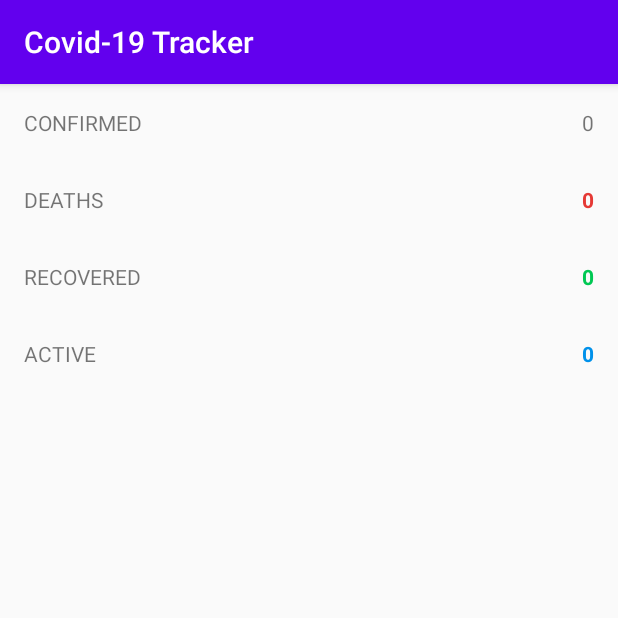
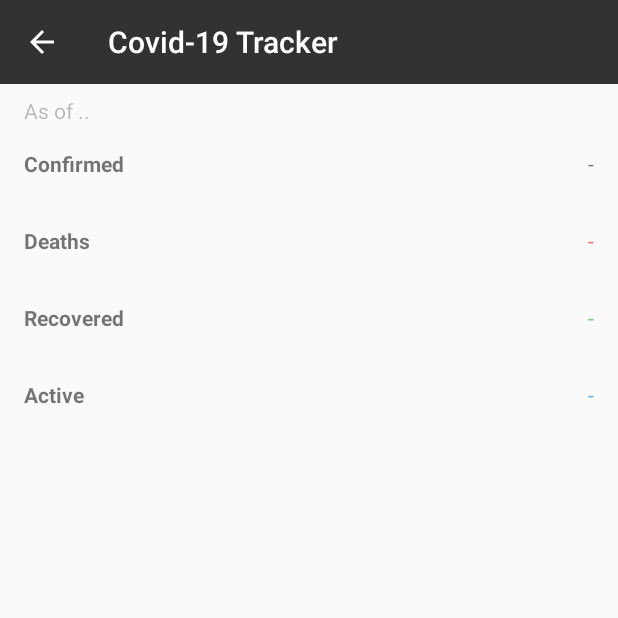
Before and after one commit to jeffarce1991/covid-tracker, an Android app: the CountryDetailActivity screen opened directly, with no data from a screen before it, on a phone screen of 412 x 824 dp, the top half of it. Run offline under Robolectric (Android 15) with nearby library versions, the phone set to English and light mode, and no system bars; our stand-ins replace Dagger/Hilt's generated code, data binding; libraries missing offline, so code that uses them is left out: com.hannesdorfmann.mosby; 2 statements that could not run were skipped.

Commit message:
Added getStartIntent function in CountryDetailActivity. Added setCases function in CountryDetailView. Added DateExtension class.

```diff
--- a/app/src/main/AndroidManifest.xml
+++ b/app/src/main/AndroidManifest.xml
@@ -13,10 +13,9 @@
         android:roundIcon="@mipmap/ic_launcher_round"
         android:supportsRtl="true"
         android:theme="@style/AppTheme">
-        <activity android:name=".main.detail.view.CountryDetailActivity"></activity>
+        <activity android:name=".main.detail.view.CountryDetailActivity" />
         <activity
-            android:name=".main.list.view.MainActivity"
-            android:screenOrientation="fullSensor">
+            android:name=".main.list.view.MainActivity">
             <intent-filter>
                 <action android:name="android.intent.action.MAIN" />
 
--- a/app/src/main/java/com/jeff/covidtracker/main/detail/presenter/CountryDetailPresenter.kt
+++ b/app/src/main/java/com/jeff/covidtracker/main/detail/presenter/CountryDetailPresenter.kt
@@ -7,4 +7,5 @@ import io.reactivex.Single
 
 interface CountryDetailPresenter : MvpPresenter<CountryDetailView>{
     fun loadLatestCases(slug: String)
+    fun loadAllCases(slug: String)
 }
--- a/app/src/main/java/com/jeff/covidtracker/main/detail/view/CountryDetailView.kt
+++ b/app/src/main/java/com/jeff/covidtracker/main/detail/view/CountryDetailView.kt
@@ -5,7 +5,7 @@ import com.jeff.covidtracker.database.local.Cases
 
 interface CountryDetailView: MvpView {
 
-    fun setCases(cases: Cases)
+    fun setCases(cases: List<Cases>)
     fun showProgress()
     fun hideProgress()
 }
--- a/app/src/main/res/layout/activity_country_detail.xml
+++ b/app/src/main/res/layout/activity_country_detail.xml
@@ -12,7 +12,8 @@
         android:layout_height="match_parent"
         tools:context=".main.detail.view.CountryDetailActivity">
 
-        <!--<androidx.appcompat.widget.Toolbar
+
+        <androidx.appcompat.widget.Toolbar
             android:id="@+id/country_detail_toolbar"
             android:layout_width="match_parent"
             android:layout_height="wrap_content"
@@ -21,14 +22,35 @@
             app:layout_constraintLeft_toLeftOf="parent"
             app:layout_constraintRight_toRightOf="parent"
             app:layout_constraintTop_toTopOf="parent"
-            app:titleTextColor="@color/white"/>-->
+            app:navigationIcon="@drawable/ic_arrow_back_white_24dp"/>
 
+
+        <androidx.constraintlayout.widget.ConstraintLayout
+            android:id="@+id/country_date_layout"
+            android:layout_width="match_parent"
+            android:layout_height="wrap_content"
+            app:layout_constraintTop_toBottomOf="@id/country_detail_toolbar"
+            app:layout_constraintLeft_toRightOf="parent">
+
+            <TextView
+                android:id="@+id/country_date"
+                android:layout_width="wrap_content"
+                android:layout_height="wrap_content"
+                android:paddingTop="@dimen/screen_margin_xs"
+                android:paddingStart="@dimen/screen_margin"
+                android:paddingEnd="@dimen/screen_margin"
+                android:alpha=".5"
+                android:text="As of .."
+                app:layout_constraintLeft_toLeftOf="parent"
+                app:layout_constraintTop_toTopOf="parent"/>
+
+        </androidx.constraintlayout.widget.ConstraintLayout>
 
         <androidx.constraintlayout.widget.ConstraintLayout
             android:id="@+id/country_confirmed_layout"
             android:layout_width="match_parent"
             android:layout_height="wrap_content"
-            app:layout_constraintTop_toTopOf="parent"
+            app:layout_constraintTop_toBottomOf="@id/country_date_layout"
             app:layout_constraintLeft_toRightOf="parent">
 
             <TextView
@@ -36,16 +58,25 @@
                 android:layout_width="wrap_content"
                 android:layout_height="wrap_content"
                 android:padding="@dimen/screen_margin"
-                android:text="CONFIRMED"
+                android:text="Confirmed"
+                android:textStyle="bold"
                 app:layout_constraintLeft_toLeftOf="parent"
                 app:layout_constraintTop_toTopOf="parent" />
 
             <TextView
-                android:id="@+id/country_confirmed_count"
+                android:id="@+id/country_confirmed_today"
                 android:layout_width="wrap_content"
                 android:layout_height="wrap_content"
                 android:padding="@dimen/screen_margin"
-                android:text="0"
+                app:layout_constraintLeft_toRightOf="@id/country_confirmed_label"
+                app:layout_constraintTop_toTopOf="parent" />
+
+            <TextView
+                android:id="@+id/country_confirmed_total"
+                android:layout_width="wrap_content"
+                android:layout_height="wrap_content"
+                android:padding="@dimen/screen_margin"
+                android:text="-"
                 app:layout_constraintRight_toRightOf="parent"
                 app:layout_constraintTop_toTopOf="parent" />
 
@@ -62,18 +93,28 @@
                 android:id="@+id/country_deaths_label"
                 android:layout_width="wrap_content"
                 android:layout_height="wrap_content"
-                android:text="DEATHS"
+                android:text="Deaths"
+                android:textStyle="bold"
                 android:padding="@dimen/screen_margin"
                 app:layout_constraintLeft_toLeftOf="parent"
                 app:layout_constraintTop_toTopOf="parent"/>
 
             <TextView
-                android:id="@+id/country_deaths_count"
+                android:id="@+id/country_deaths_today"
                 android:layout_width="wrap_content"
                 android:layout_height="wrap_content"
                 android:textColor="@color/red"
                 android:textStyle="bold"
-                android:text="0"
+                android:padding="@dimen/screen_margin"
+                app:layout_constraintLeft_toRightOf="@id/country_deaths_label"
+                app:layout_constraintTop_toTopOf="parent"/>
+
+            <TextView
+                android:id="@+id/country_deaths_total"
+                android:layout_width="wrap_content"
+                android:layout_height="wrap_content"
+                android:textColor="@color/red"
+                android:text="-"
                 android:padding="@dimen/screen_margin"
                 app:layout_constraintRight_toRightOf="parent"
                 app:layout_constraintTop_toTopOf="parent"/>
@@ -91,18 +132,27 @@
                 android:id="@+id/country_recovered_label"
                 android:layout_width="wrap_content"
                 android:layout_height="wrap_content"
-                android:text="RECOVERED"
+                android:text="Recovered"
+                android:textStyle="bold"
                 android:padding="@dimen/screen_margin"
                 app:layout_constraintLeft_toLeftOf="parent"
                 app:layout_constraintTop_toTopOf="parent"/>
 
             <TextView
-                android:id="@+id/country_recovered_count"
+                android:id="@+id/country_recovered_today"
                 android:layout_width="wrap_content"
                 android:layout_height="wrap_content"
                 android:textColor="@color/green"
                 android:textStyle="bold"
-                android:text="0"
+                android:padding="@dimen/screen_margin"
+                app:layout_constraintLeft_toRightOf="@id/country_recovered_label"
+                app:layout_constraintTop_toTopOf="parent"/>
+            <TextView
+                android:id="@+id/country_recovered_total"
+                android:layout_width="wrap_content"
+                android:layout_height="wrap_content"
+                android:textColor="@color/green"
+                android:text="-"
                 android:padding="@dimen/screen_margin"
                 app:layout_constraintRight_toRightOf="parent"
                 app:layout_constraintTop_toTopOf="parent"/>
@@ -120,18 +170,27 @@
                 android:id="@+id/country_active_label"
                 android:layout_width="wrap_content"
                 android:layout_height="wrap_content"
-                android:text="ACTIVE"
+                android:text="Active"
+                android:textStyle="bold"
                 android:padding="@dimen/screen_margin"
                 app:layout_constraintLeft_toLeftOf="parent"
                 app:layout_constraintTop_toTopOf="parent"/>
 
             <TextView
-                android:id="@+id/country_active_count"
+                android:id="@+id/country_active_today"
                 android:layout_width="wrap_content"
                 android:layout_height="wrap_content"
                 android:textColor="@color/blue"
                 android:textStyle="bold"
-                android:text="0"
+                android:padding="@dimen/screen_margin"
+                app:layout_constraintLeft_toRightOf="@id/country_active_label"
+                app:layout_constraintTop_toTopOf="parent"/>
+            <TextView
+                android:id="@+id/country_active_total"
+                android:layout_width="wrap_content"
+                android:layout_height="wrap_content"
+                android:textColor="@color/blue"
+                android:text="-"
                 android:padding="@dimen/screen_margin"
                 app:layout_constraintRight_toRightOf="parent"
                 app:layout_constraintTop_toTopOf="parent"/>
--- a/app/src/main/res/values/colors.xml
+++ b/app/src/main/res/values/colors.xml
@@ -1,11 +1,11 @@
 <?xml version="1.0" encoding="utf-8"?>
 <resources>
-    <color name="colorPrimary">#6200EE</color>
-    <color name="colorPrimaryDark">#3700B3</color>
-    <color name="colorAccent">#03DAC5</color>
+    <color name="colorPrimary">#323232</color>
+    <color name="colorPrimaryDark">#222222</color>
+    <color name="colorAccent">#EF5350</color>
     <color name="white">#FFFFFF</color>
     <color name="black">#000000</color>
-    <color name="red">#E53935</color>
-    <color name="green">#00C853</color>
-    <color name="blue">#0091EA</color>
+    <color name="red">#E57373</color>
+    <color name="green">#81C784</color>
+    <color name="blue">#64B5F6</color>
 </resources>
--- a/app/src/main/res/values/styles.xml
+++ b/app/src/main/res/values/styles.xml
@@ -6,6 +6,12 @@
         <item name="colorPrimary">@color/colorPrimary</item>
         <item name="colorPrimaryDark">@color/colorPrimaryDark</item>
         <item name="colorAccent">@color/colorAccent</item>
+
+        <item name="windowActionBar">false</item>
+        <item name="windowActionBarOverlay">false</item>
+        <item name="windowActionModeOverlay">true</item>
+        <item name="windowNoTitle">true</item>
+
     </style>
 
 
@@ -14,7 +20,6 @@
         <item name="android:actionMenuTextColor">@color/white</item>
         <item name="android:background">@color/colorPrimary</item>
         <item name="titleTextColor">@color/white</item>
-        <item name="navigationIcon">@drawable/ic_arrow_back_white_24dp</item>
     </style>
 
 </resources>
```
Also changed, not shown: app/src/main/java/com/jeff/covidtracker/adapter/CountryListAdapter.kt (+9 -8 lines), app/src/main/java/com/jeff/covidtracker/main/detail/presenter/DefaultCountryDetailPresenter.kt (+23 -0 lines), app/src/main/java/com/jeff/covidtracker/main/detail/view/CountryDetailActivity.kt (+32 -10 lines), app/src/main/java/com/jeff/covidtracker/main/list/view/MainActivity.kt (+8 -1 lines), app/src/main/java/com/jeff/covidtracker/utilities/extensions/DateExtensions.kt (added, +34 -0 lines), app/src/main/res/layout/activity_main.xml (+11 -0 lines).
